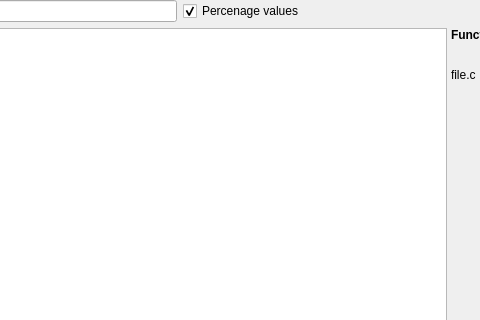
First picture: the form in tools/cachegrind/view.ui, repository KDE/kdev-valgrind, before the edit; both pictures show x 180 to 660 and y 0 to 320 of the 842 by 734 pixel window.
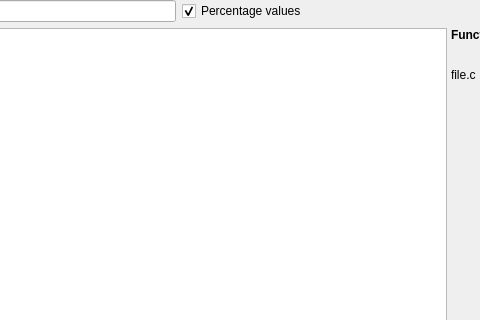
Second picture: the form after the edit.

Patch:
```diff
--- a/tools/cachegrind/view.ui
+++ b/tools/cachegrind/view.ui
@@ -41,7 +41,7 @@
      <item>
       <widget class="QCheckBox" name="percenageValues">
        <property name="text">
-        <string>Percenage values</string>
+        <string>Percentage values</string>
        </property>
        <property name="checked">
         <bool>true</bool>
```
